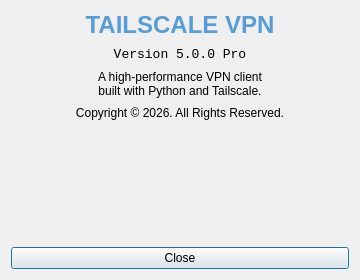
Arean82/Tailscale-Headscale-Client, file pygui/dialogs/about.ui: the form before one commit.
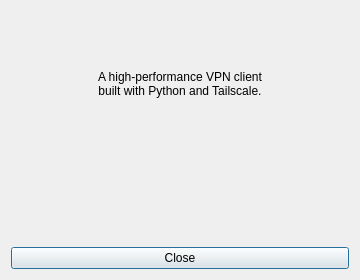
The form after the commit.

What changed in the file:
```diff
--- a/pygui/dialogs/about.ui
+++ b/pygui/dialogs/about.ui
@@ -14,7 +14,7 @@
    <property name="spacing"><number>8</number></property>
    <item>
     <widget class="QLabel" name="labelAppName">
-     <property name="text"><string>TAILSCALE VPN</string></property>
+     <property name="text"><string/></property>
      <property name="font">
       <font><family>Segoe UI</family><pointsize>18</pointsize><bold>true</bold></font>
      </property>
@@ -25,7 +25,7 @@
 
    <item>
     <widget class="QLabel" name="labelVersion">
-     <property name="text"><string>Version 5.0.0 Pro</string></property>
+     <property name="text"><string/></property>
      <property name="font">
       <font><family>Consolas</family><pointsize>10</pointsize></font>
      </property>
@@ -44,7 +44,7 @@
 
     <item>
      <widget class="QLabel" name="labelCopyright">
-      <property name="text"><string>Copyright © 2026. All Rights Reserved.</string></property>
+      <property name="text"><string/></property>
       <property name="alignment"><enum>Qt::AlignCenter</enum></property>
      </widget>
     </item>
```
